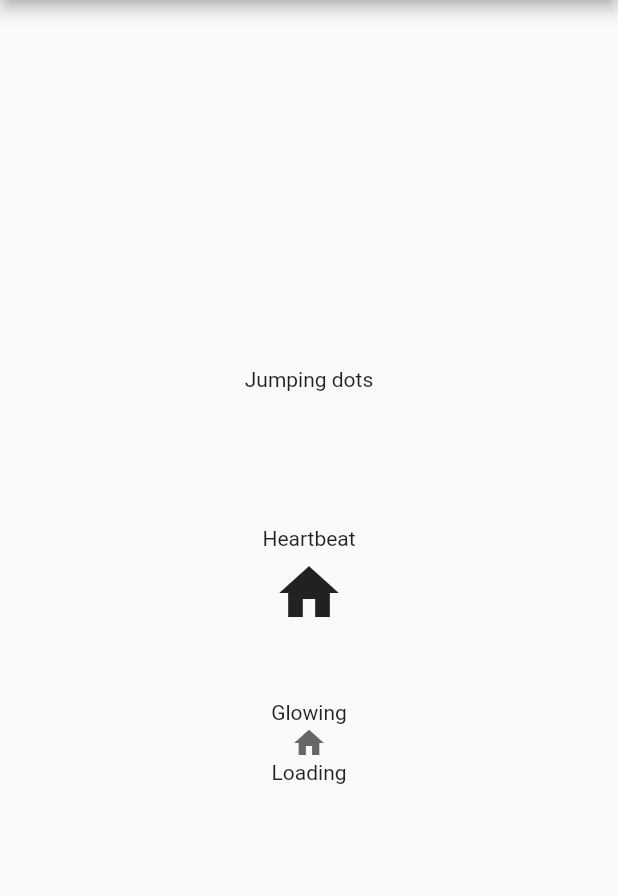
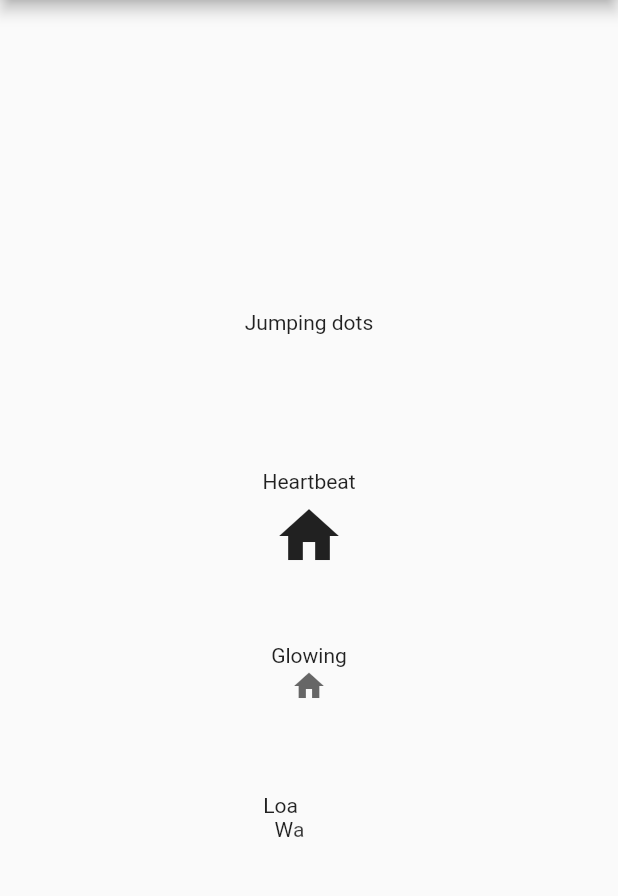
Before and after one commit to wal33d006/progress_indicators, a Flutter app: the screen it shows after launch, on a phone screen of 412 x 824 dp, the part 84-980 px from its top. Run offline on Flutter 3.47's test engine with Material 2 defaults, Android fonts, the phone set to English and light mode, and no system bars.

Commit message:
Add animated text widget with character-wise fade transitions.

```diff
--- a/example/lib/main.dart
+++ b/example/lib/main.dart
@@ -51,25 +51,12 @@ class _MyHomePageState extends State<MyHomePage> {
             GlowingProgressIndicator(
               child: Icon(Icons.home),
             ),
-            AnimatedText('Loading'),
+            SizedBox(height: 60.0),
+            AnimatedText('Loading...'),
+            AnimatedText('Waleed'),
           ],
         ),
       ),
     );
   }
 }
-
-class AnimatedText extends StatefulWidget {
-  final String text;
-  AnimatedText(this.text);
-
-  @override
-  _AnimatedTextState createState() => new _AnimatedTextState();
-}
-
-class _AnimatedTextState extends State<AnimatedText> {
-  @override
-  Widget build(BuildContext context) {
-    return Text(widget.text);
-  }
-}
--- a/lib/progress_indicators.dart
+++ b/lib/progress_indicators.dart
@@ -2,3 +2,4 @@ library progress_indicators;
 
 export 'src/jumping_dots.dart';
 export 'src/simple_indicators.dart';
+export 'src/animated_text.dart';
--- /dev/null
+++ b/lib/src/animated_text.dart
@@ -0,0 +1,72 @@
+import 'package:flutter/material.dart';
+
+class AnimatedText extends StatefulWidget {
+  final String text;
+
+  AnimatedText(this.text);
+
+  @override
+  _AnimatedTextState createState() => new _AnimatedTextState();
+}
+
+class _AnimatedTextState extends State<AnimatedText>
+    with TickerProviderStateMixin {
+  final _characters = <MapEntry<String, Animation>>[];
+  AnimationController _controller;
+
+  @override
+  void initState() {
+    super.initState();
+
+    _controller = AnimationController(
+      vsync: this,
+      duration: Duration(seconds: 2),
+    );
+
+    var start = 0.2;
+    final duration = 0.6 / widget.text.length;
+    widget.text.runes.forEach((int rune) {
+      final character = new String.fromCharCode(rune);
+      final animation = Tween(
+        begin: 0.0,
+        end: 1.0,
+      ).animate(
+        CurvedAnimation(
+          curve: Interval(start, start + duration, curve: Curves.easeInOut),
+          parent: _controller,
+        ),
+      );
+      _characters.add(MapEntry(character, animation));
+      start += duration;
+    });
+
+    _controller.addStatusListener((status) {
+      if (status == AnimationStatus.completed) {
+        _controller.reverse();
+      } else if (status == AnimationStatus.dismissed) {
+        _controller.forward();
+      }
+    });
+    _controller.forward();
+  }
+
+  @override
+  Widget build(BuildContext context) {
+    return Row(
+      mainAxisSize: MainAxisSize.min,
+      children: _characters
+          .map(
+            (entry) => FadeTransition(
+              opacity: entry.value,
+              child: Text(entry.key),
+            ),
+          )
+          .toList(),
+    );
+  }
+
+  dispose() {
+    _controller.dispose();
+    super.dispose();
+  }
+}
```
